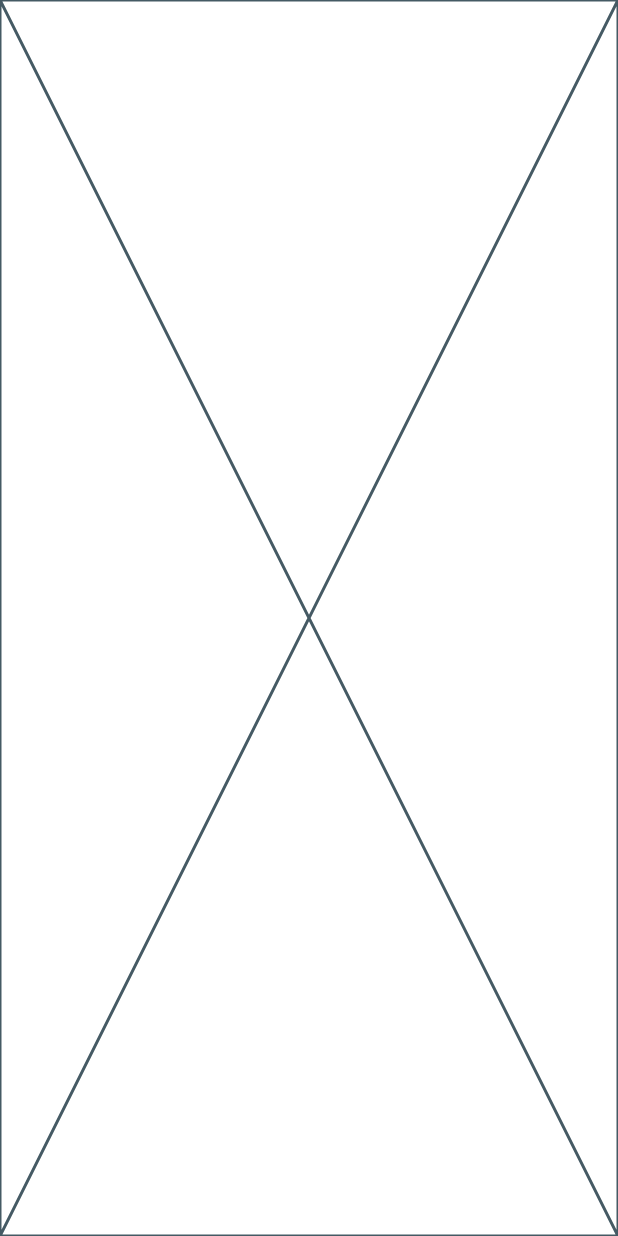
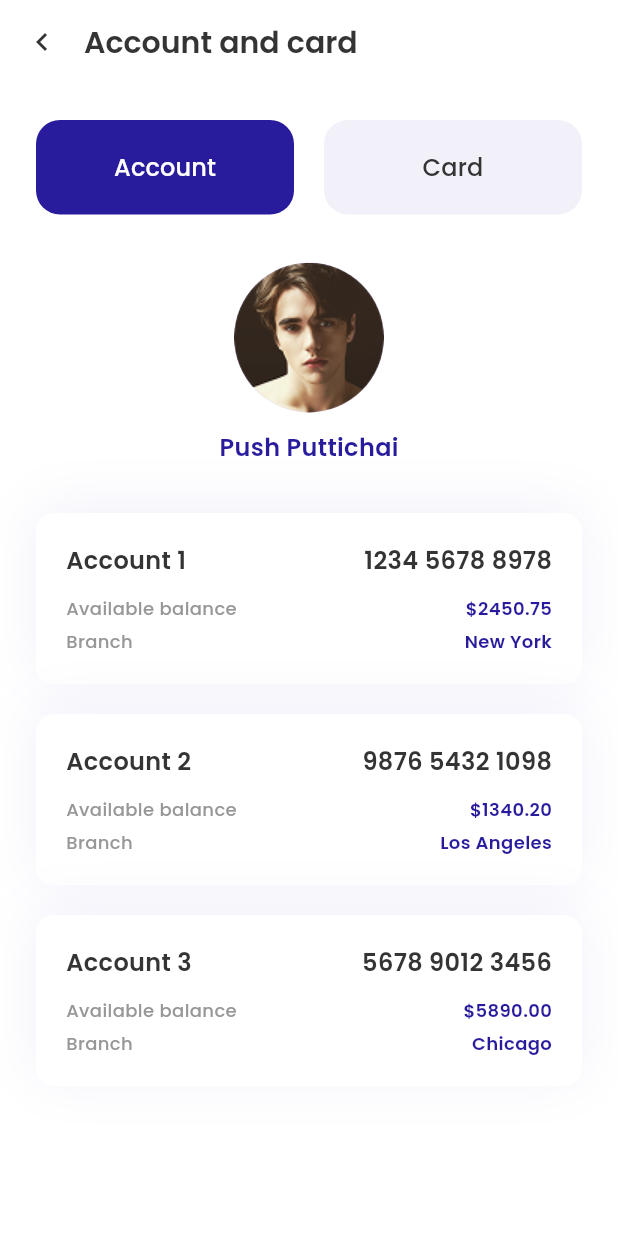
Before and after one commit to KevinAWijaya/ibank_emoney, a Flutter app: the HomeTab screen opened directly, after a tap on "Account and Card", on a phone screen of 412 x 824 dp. Run offline on Flutter 3.47's test engine with Material 3 defaults, Android fonts, the phone set to English and light mode, and no system bars; our stand-ins replace fl_chart, flutter_html, flutter_map, flutter_svg, google_fonts, latlong2.

Commit message:
report + account and card

```diff
--- /dev/null
+++ b/lib/ui/menu/feature/account_and_card/account_and_card_page.dart
@@ -0,0 +1,257 @@
+import 'package:flutter/material.dart';
+import 'package:ibank_emoney/core/constants/constants.dart';
+import 'package:ibank_emoney/core/constants/size.dart';
+import 'package:ibank_emoney/core/constants/space.dart';
+import 'package:ibank_emoney/core/theme/color.dart';
+import 'package:ibank_emoney/core/theme/style.dart';
+import 'package:ibank_emoney/ui/menu/feature/account_and_card/detail_page.dart';
+import 'package:ibank_emoney/ui/widgets/app_bar.dart';
+import 'package:ibank_emoney/ui/widgets/filled_button.dart';
+
+class AccountAndCardPage extends StatefulWidget {
+  const AccountAndCardPage({super.key});
+
+  @override
+  State<AccountAndCardPage> createState() => _AccountAndCardPageState();
+}
+
+class _AccountAndCardPageState extends State<AccountAndCardPage> {
+  int selectedTab = 0; // 0 = Account, 1 = Card
+
+  @override
+  Widget build(BuildContext context) {
+    return Scaffold(
+      appBar: VAppBar(title: "Account and card", primaryTheme: false, showBack: true),
+      body: SafeArea(child: _body()),
+    );
+  }
+
+  Widget _body() {
+    return Container(
+      padding: const EdgeInsets.symmetric(horizontal: marginLarge),
+      child: Column(
+        crossAxisAlignment: CrossAxisAlignment.start,
+        children: [
+          spaceVerticalLarge,
+          Row(
+            children: [
+              Expanded(
+                child: VFilledButton(
+                  text: "Account",
+                  isActive: selectedTab == 0,
+                  onPressed: () {
+                    setState(() => selectedTab = 0);
+                  },
+                ),
+              ),
+              spaceHorizontalMedium,
+              Expanded(
+                child: VFilledButton(
+                  text: "Card",
+                  isActive: selectedTab == 1,
+                  onPressed: () {
+                    setState(() => selectedTab = 1);
+                  },
+                ),
+              ),
+            ],
+          ),
+          Expanded(child: selectedTab == 0 ? _accountPlaceholder() : _cardPlaceholder(context)),
+        ],
+      ),
+    );
+  }
+
+  Widget _accountPlaceholder() {
+    final cards = AccountCardModel.dummyData();
+
+    return SingleChildScrollView(
+      padding: EdgeInsets.symmetric(vertical: marginExtraLarge),
+      key: const ValueKey("account"),
+      child: Column(
+        children: [
+          // Avatar
+          Center(child: CircleAvatar(radius: 50, backgroundImage: AssetImage("$imagePath/Avatar Male.png"))),
+          spaceVerticalSmall,
+          // Name
+          Text("Push Puttichai", style: textTitle3.copyWith(color: VColor.primary1)),
+          spaceVerticalSuperLarge,
+          // Card list
+          Column(
+            children: cards.map((card) {
+              return Container(
+                margin: const EdgeInsets.only(bottom: marginMedium),
+                padding: const EdgeInsets.all(marginMedium),
+                decoration: BoxDecoration(
+                  color: Colors.white,
+                  borderRadius: BorderRadius.circular(radiusMedium),
+                  boxShadow: [VColor.dropShadowCardSmall],
+                ),
+                child: Column(
+                  children: [
+                    // Row 1
+                    Row(
+                      mainAxisAlignment: MainAxisAlignment.spaceBetween,
+                      children: [
+                        Text(card.accountName, style: textTitle3),
+                        Text(card.accountNumber, style: textTitle3),
+                      ],
+                    ),
+                    spaceVerticalSmall,
+                    // Row 2
+                    Row(
+                      mainAxisAlignment: MainAxisAlignment.spaceBetween,
+                      children: [
+                        Text("Available balance", style: caption2.copyWith(color: VColor.grey2)),
+                        Text("\$${card.balance.toStringAsFixed(2)}", style: caption1.copyWith(color: VColor.primary1)),
+                      ],
+                    ),
+                    spaceVerticalSuperSmall,
+                    // Row 3
+                    Row(
+                      mainAxisAlignment: MainAxisAlignment.spaceBetween,
+                      children: [
+                        Text("Branch", style: caption2.copyWith(color: VColor.grey2)),
+                        Text(card.branch, style: caption1.copyWith(color: VColor.primary1)),
+                      ],
+                    ),
+                  ],
+                ),
+              );
+            }).toList(),
+          ),
+          spaceVerticalLarge,
+        ],
+      ),
+    );
+  }
+
+  Widget _cardPlaceholder(BuildContext context) {
+    var screenWidth = MediaQuery.of(context).size.width;
+    double maxWidth = screenWidth.clamp(350, 450);
+    double w3 = maxWidth * 0.9;
+    double h3 = w3 * 3 / 5;
+
+    final cards = [
+      CardItem(
+        holderName: "John Smith",
+        cardType: "Amazon Platinium",
+        cardNumber: "1234 **** **** 5678",
+        balance: "\$3,469.52",
+        image: "$imagePath/Card Blue.png",
+        validFrom: "10/15",
+        validUntil: "10/20",
+      ),
+      CardItem(
+        holderName: "Jane Doe",
+        cardType: "Visa Gold",
+        cardNumber: "9876 **** **** 4321",
+        balance: "\$1,254.00",
+        image: "$imagePath/Card Yellow.png",
+        validFrom: "01/22",
+        validUntil: "01/27",
+      ),
+    ];
+
+    return SingleChildScrollView(
+      key: const ValueKey("card"),
+      padding: const EdgeInsets.symmetric(vertical: 12),
+      child: Column(
+        children: [
+          spaceVerticalLarge,
+          // === List Card ===
+          ...cards.map((card) => _buildCardItem(card, w3, h3)),
+          spaceVerticalSuperLarge,
+
+          // === Add Card Button ===
+          SizedBox(
+            width: double.infinity,
+            child: VFilledButton(text: "Add card", onPressed: () {}),
+          ),
+        ],
+      ),
+    );
+  }
+
+  Widget _buildCardItem(CardItem card, double width, double height) {
+    return MouseRegion(
+      cursor: SystemMouseCursors.click,
+      child: GestureDetector(
+        onTap: () {
+          Navigator.push(context, MaterialPageRoute(builder: (context) => AccountAndCardDetailPage(cardItem: card)));
+        },
+        child: Container(
+          width: width,
+          height: height,
+          margin: EdgeInsets.only(bottom: marginLarge),
+          padding: EdgeInsets.symmetric(horizontal: marginMedium, vertical: marginMedium),
+          decoration: BoxDecoration(
+            borderRadius: BorderRadius.circular(radiusLarge),
+            image: DecorationImage(image: AssetImage(card.image), fit: BoxFit.cover),
+            boxShadow: [VColor.dropShadowCard],
+          ),
+          child: Column(
+            crossAxisAlignment: CrossAxisAlignment.start,
+            mainAxisSize: MainAxisSize.min,
+            children: [
+              Text(card.holderName, style: textBody2.copyWith(fontSize: 24, color: VColor.neutral6)),
+              const Spacer(),
+              Text(card.cardType, style: textBody3.copyWith(color: VColor.neutral6)),
+              spaceVerticalSmall,
+              Text(card.cardNumber, style: textBody3.copyWith(color: VColor.neutral6)),
+              spaceVerticalSmall,
+              Text(card.balance, style: textTitle2.copyWith(color: VColor.neutral6)),
+            ],
+          ),
+        ),
+      ),
+    );
+  }
+}
+
+class AccountCardModel {
+  final String accountName;
+  final String accountNumber;
+  final double balance;
+  final String branch;
+
+  AccountCardModel({
+    required this.accountName,
+    required this.accountNumber,
+    required this.balance,
+    required this.branch,
+  });
+
+  static List<AccountCardModel> dummyData() {
+    return [
+      AccountCardModel(accountName: "Account 1", accountNumber: "1234 5678 8978", balance: 2450.75, branch: "New York"),
+      AccountCardModel(
+        accountName: "Account 2",
+        accountNumber: "9876 5432 1098",
+        balance: 1340.20,
+        branch: "Los Angeles",
+      ),
+      AccountCardModel(accountName: "Account 3", accountNumber: "5678 9012 3456", balance: 5890.00, branch: "Chicago"),
+    ];
+  }
+}
+
+class CardItem {
+  final String holderName;
+  final String cardType;
+  final String cardNumber;
+  final String balance;
+  final String image;
+  final String validFrom;
+  final String validUntil;
+
+  CardItem({
+    required this.holderName,
+    required this.cardType,
+    required this.cardNumber,
+    required this.balance,
+    required this.image,
+    required this.validFrom,
+    required this.validUntil,
+  });
+}
--- a/lib/ui/menu/tab/home_tab.dart
+++ b/lib/ui/menu/tab/home_tab.dart
@@ -4,6 +4,7 @@ import 'package:ibank_emoney/core/constants/size.dart';
 import 'package:ibank_emoney/core/constants/space.dart';
 import 'package:ibank_emoney/core/theme/color.dart';
 import 'package:ibank_emoney/core/theme/style.dart';
+import 'package:ibank_emoney/ui/menu/feature/account_and_card/account_and_card_page.dart';
 import 'package:ibank_emoney/ui/menu/feature/tranfer/tranfer_page.dart';
 import 'package:ibank_emoney/ui/menu/feature/transaction_report_page.dart';
 import 'package:ibank_emoney/ui/menu/tab/widgets/menu_grid.dart';
@@ -95,7 +96,7 @@ class _HomeTabState extends State<HomeTab> {
   void onMenuTap(MenuItem item) {
     switch (item.id) {
       case 0:
-        Navigator.push(context, MaterialPageRoute(builder: (context) => Placeholder()));
+        Navigator.push(context, MaterialPageRoute(builder: (context) => AccountAndCardPage()));
         break;
       case 1:
         Navigator.push(context, MaterialPageRoute(builder: (context) => TranferPage()));
--- a/lib/ui/widgets/chart.dart
+++ b/lib/ui/widgets/chart.dart
@@ -98,7 +98,7 @@ class BalanceChart extends StatelessWidget {
               // Red segment (stacked downward from 0)
               if (d.negativeRed < 0) BarChartRodStackItem(0, d.negativeRed, VColor.semantic6),
             ],
-            width: 8,
+            width: 6,
             borderRadius: BorderRadius.circular(6),
           ),
         ],
--- a/lib/ui/widgets/filled_button.dart
+++ b/lib/ui/widgets/filled_button.dart
@@ -9,6 +9,7 @@ class VFilledButton extends StatelessWidget {
   final EdgeInsetsGeometry? padding;
   final double? borderRadius;
   final bool isFullWidth;
+  final bool isActive;
 
   const VFilledButton({
     super.key,
@@ -17,19 +18,22 @@ class VFilledButton extends StatelessWidget {
     this.padding,
     this.borderRadius,
     this.isFullWidth = true,
+    this.isActive = true,
   });
 
   @override
   Widget build(BuildContext context) {
+    final backgroundColor = isActive ? VColor.primary1 : VColor.primary4;
+    final textColor = isActive ? VColor.neutral6 : VColor.neutral1;
+
     return FilledButton(
       onPressed: onPressed,
       style: FilledButton.styleFrom(
         shape: RoundedRectangleBorder(borderRadius: BorderRadius.all(Radius.circular(borderRadius ?? radiusLarge))),
-        padding: padding ?? EdgeInsets.all(marginMedium),
-        backgroundColor: VColor.primary1,
-        disabledBackgroundColor: VColor.primary4,
+        padding: padding ?? const EdgeInsets.all(marginMedium),
+        backgroundColor: backgroundColor,
       ),
-      child: Text(text, style: textBody1.copyWith(color: VColor.neutral6)),
+      child: Text(text, style: textBody1.copyWith(color: textColor)),
     );
   }
 }
```
Also changed, not shown: lib/ui/menu/feature/account_and_card/detail_page.dart (added, +59 -0 lines), lib/ui/menu/feature/transaction_report_page.dart (+170 -7 lines), assets/icons/electric.svg (added), assets/icons/money_receipt.svg (added), assets/icons/receipt_upside.svg (added), assets/icons/water.svg (added).
